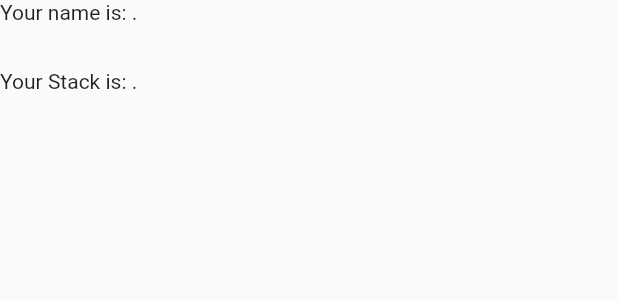
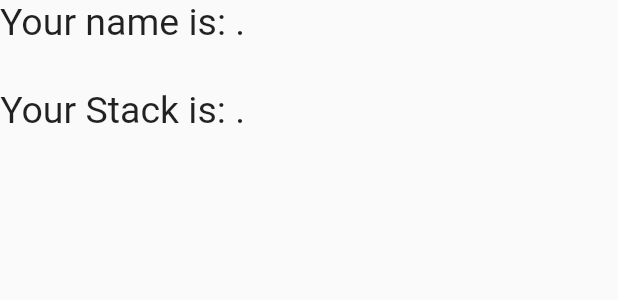
Before and after one commit to goldenal/stage2, a Flutter app: what bottompage() shows on an empty page, opened directly, on a phone screen of 412 x 824 dp. Shown: the top 300 px of the screen. Run offline on Flutter 3.47's test engine with Material 2 defaults, Android fonts, the phone set to English and light mode, and no system bars.

Commit message:
final fix

```diff
--- a/lib/bottomshhet.dart
+++ b/lib/bottomshhet.dart
@@ -2,7 +2,7 @@ import 'package:flutter/material.dart';
 import 'package:hngig4intenship/controllers.dart';
 
 
-void showForgetPassword(BuildContext context){
+void showButtomsheet(BuildContext context){
   showModalBottomSheet(context: context, builder: (context){
     return Container(
       padding: EdgeInsets.symmetric(vertical: 20.0,horizontal: 60.0),
@@ -30,9 +30,15 @@ class _bottompageState extends State<bottompage> {
     return Container(
       child: Column(
         children: <Widget>[
-          Text('Your name is: $name.'),
+          Text('Your name is: $name.',
+          style: TextStyle(
+            fontSize: 25.0
+          ),),
           SizedBox(height: 30.0,),
-          Text('Your Stack is: $stackt.'),
+          Text('Your Stack is: $stackt.',
+          style: TextStyle(
+              fontSize: 25.0
+          ),),
         ],
       ),
     );
```
Also changed, not shown: lib/main.dart (+10 -7 lines).
